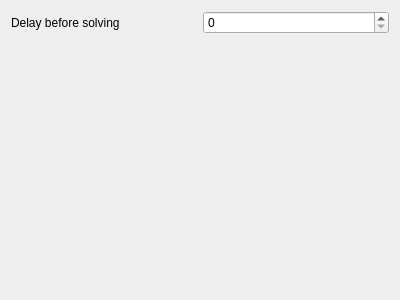
Qt form src/computation_settings_form.ui (denprog/yutovo-desktop) before a commit.
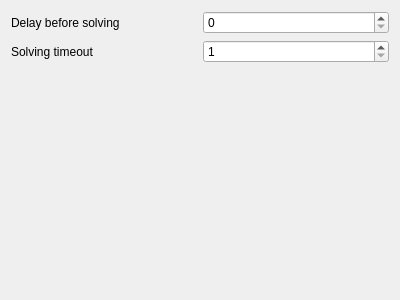
The same form after that commit.

Commit message: Add computation timeout in the settings panel.

What changed in the file:
```diff
--- a/src/computation_settings_form.ui
+++ b/src/computation_settings_form.ui
@@ -16,9 +16,6 @@
   <layout class="QHBoxLayout" name="horizontalLayout">
    <item>
     <layout class="QGridLayout" name="gridLayout">
-     <item row="0" column="1">
-      <widget class="QSpinBox" name="solve_delay"/>
-     </item>
      <item row="0" column="0">
       <widget class="QLabel" name="label">
        <property name="text">
@@ -26,7 +23,10 @@
        </property>
       </widget>
      </item>
-     <item row="1" column="1">
+     <item row="0" column="1">
+      <widget class="QSpinBox" name="solve_delay"/>
+     </item>
+     <item row="2" column="1">
       <spacer name="verticalSpacer">
        <property name="orientation">
         <enum>Qt::Vertical</enum>
@@ -39,6 +39,20 @@
        </property>
       </spacer>
      </item>
+     <item row="1" column="0">
+      <widget class="QLabel" name="label_2">
+       <property name="text">
+        <string>Solving timeout</string>
+       </property>
+      </widget>
+     </item>
+     <item row="1" column="1">
+      <widget class="QSpinBox" name="solve_timeout">
+       <property name="minimum">
+        <number>1</number>
+       </property>
+      </widget>
+     </item>
     </layout>
    </item>
   </layout>
```
The commit also changes 2 other files.
